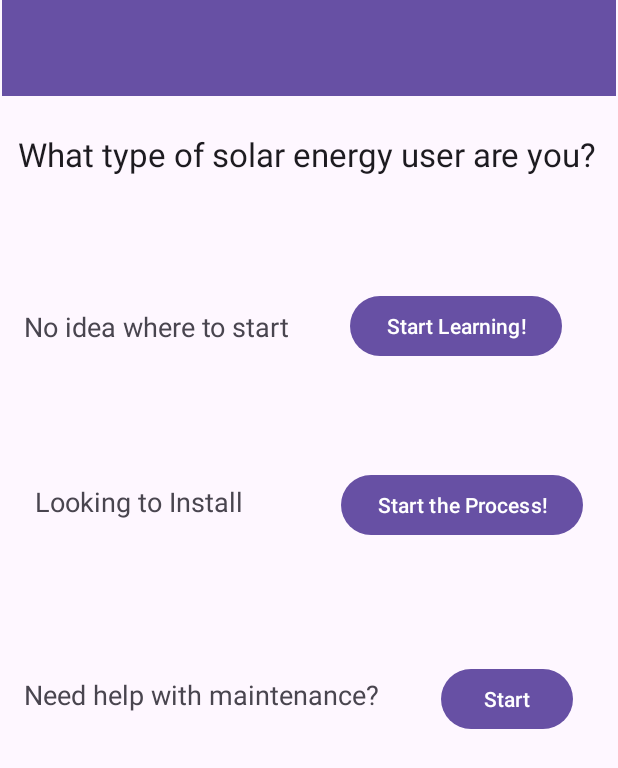
After one commit to Hyesoo1122/INFS3605_Solario, an Android app: the QuestionSections screen opened directly, with no data from a screen before it, on a phone screen of 412 x 824 dp. The commit adds this screen. Shown: the top 768 px of the screen. Run offline under Robolectric (Android 15) with nearby library versions, the phone set to English and light mode, and no system bars.

Commit message:
Questionnaire Section 1

```diff
--- a/app/src/main/AndroidManifest.xml
+++ b/app/src/main/AndroidManifest.xml
@@ -25,6 +25,10 @@
             </intent-filter>
         </activity>
         <activity android:name=".MapsActivity"></activity>
+        <activity android:name=".QuestionSections"></activity>
+        <activity android:name=".LearningQuestionOne"></activity>
+        <activity android:name=".LearningQuestionTwo"></activity>
+        <activity android:name=".LearningQuestionThree"></activity>
 
         <meta-data
             android:name="com.google.android.geo.API_KEY"
--- /dev/null
+++ b/app/src/main/java/com/example/solario/QuestionSections.java
@@ -0,0 +1,32 @@
+package com.example.solario;
+
+import android.content.Intent;
+import android.os.Bundle;
+import android.view.View;
+import android.widget.Button;
+
+import androidx.appcompat.app.AppCompatActivity;
+
+
+public class QuestionSections extends AppCompatActivity {
+    Button buttonForNoIdea;
+    Button buttonForInstallation;
+    Button buttonForMaintenance;
+
+    @Override
+    protected void onCreate(Bundle savedInstanceState) {
+        super.onCreate(savedInstanceState);
+        setContentView(R.layout.question_sections);
+
+        buttonForNoIdea = findViewById(R.id.buttonForNoIdea);
+
+        buttonForNoIdea.setOnClickListener(new View.OnClickListener() {
+            @Override
+            public void onClick(View v) {
+                Intent intent = new Intent (QuestionSections.this, LearningQuestionOne.class);
+                startActivity(intent);
+            }
+        });
+
+    }
+}
--- /dev/null
+++ b/app/src/main/res/layout/question_sections.xml
@@ -0,0 +1,93 @@
+<?xml version="1.0" encoding="utf-8"?>
+<androidx.constraintlayout.widget.ConstraintLayout xmlns:android="http://schemas.android.com/apk/res/android"
+    xmlns:app="http://schemas.android.com/apk/res-auto"
+    xmlns:tools="http://schemas.android.com/tools"
+    android:layout_width="match_parent"
+    android:layout_height="match_parent">
+
+    <androidx.appcompat.widget.Toolbar
+        android:id="@+id/toolbar"
+        android:layout_width="409dp"
+        android:layout_height="wrap_content"
+        android:background="?attr/colorPrimary"
+        android:minHeight="?attr/actionBarSize"
+        android:theme="?attr/actionBarTheme"
+        app:layout_constraintEnd_toEndOf="parent"
+        app:layout_constraintStart_toStartOf="parent"
+        app:layout_constraintTop_toTopOf="parent" />
+
+    <TextView
+        android:id="@+id/textView2"
+        android:layout_width="wrap_content"
+        android:layout_height="wrap_content"
+        android:layout_marginStart="12dp"
+        android:layout_marginTop="24dp"
+        android:text="What type of solar energy user are you?"
+        android:textAppearance="@style/TextAppearance.AppCompat.Large"
+        app:layout_constraintStart_toStartOf="parent"
+        app:layout_constraintTop_toBottomOf="@+id/toolbar" />
+
+    <TextView
+        android:id="@+id/textView3"
+        android:layout_width="wrap_content"
+        android:layout_height="wrap_content"
+        android:layout_marginStart="16dp"
+        android:layout_marginTop="88dp"
+        android:text="No idea where to start"
+        android:textAppearance="@style/TextAppearance.AppCompat.Medium"
+        app:layout_constraintStart_toStartOf="parent"
+        app:layout_constraintTop_toBottomOf="@+id/textView2" />
+
+    <Button
+        android:id="@+id/buttonForNoIdea"
+        android:layout_width="wrap_content"
+        android:layout_height="wrap_content"
+        android:layout_marginStart="40dp"
+        android:layout_marginTop="76dp"
+        android:text="Start Learning!"
+        app:layout_constraintStart_toEndOf="@+id/textView3"
+        app:layout_constraintTop_toBottomOf="@+id/textView2" />
+
+    <TextView
+        android:id="@+id/textView4"
+        android:layout_width="wrap_content"
+        android:layout_height="wrap_content"
+        android:layout_marginStart="23dp"
+        android:layout_marginTop="92dp"
+        android:text="Looking to Install"
+        android:textAppearance="@style/TextAppearance.AppCompat.Medium"
+        app:layout_constraintStart_toStartOf="parent"
+        app:layout_constraintTop_toBottomOf="@+id/textView3" />
+
+    <Button
+        android:id="@+id/buttonForInstallation"
+        android:layout_width="wrap_content"
+        android:layout_height="wrap_content"
+        android:layout_marginStart="65dp"
+        android:layout_marginTop="71dp"
+        android:text="Start the Process!"
+        app:layout_constraintStart_toEndOf="@+id/textView4"
+        app:layout_constraintTop_toBottomOf="@+id/buttonForNoIdea" />
+
+    <TextView
+        android:id="@+id/textView5"
+        android:layout_width="wrap_content"
+        android:layout_height="wrap_content"
+        android:layout_marginStart="16dp"
+        android:layout_marginTop="104dp"
+        android:text="Need help with maintenance?"
+        android:textAppearance="@style/TextAppearance.AppCompat.Medium"
+        app:layout_constraintStart_toStartOf="parent"
+        app:layout_constraintTop_toBottomOf="@+id/textView4" />
+
+    <Button
+        android:id="@+id/buttonForMaintenance"
+        android:layout_width="wrap_content"
+        android:layout_height="wrap_content"
+        android:layout_marginStart="41dp"
+        android:layout_marginTop="81dp"
+        android:text="Start"
+        app:layout_constraintStart_toEndOf="@+id/textView5"
+        app:layout_constraintTop_toBottomOf="@+id/buttonForInstallation" />
+
+</androidx.constraintlayout.widget.ConstraintLayout>
```
Also changed, not shown: app/src/main/java/com/example/solario/LearningQuestionOne.java (added, +30 -0 lines), app/src/main/java/com/example/solario/LearningQuestionThree.java (added, +13 -0 lines), app/src/main/java/com/example/solario/LearningQuestionTwo.java (added, +28 -0 lines), app/src/main/java/com/example/solario/MainActivity.java (+13 -0 lines), app/src/main/res/layout/activity_main.xml (+10 -0 lines), app/src/main/res/layout/learning_question_one.xml (added, +83 -0 lines), app/src/main/res/layout/learning_question_three.xml (added, +87 -0 lines), app/src/main/res/layout/learning_question_two.xml (added, +95 -0 lines).
